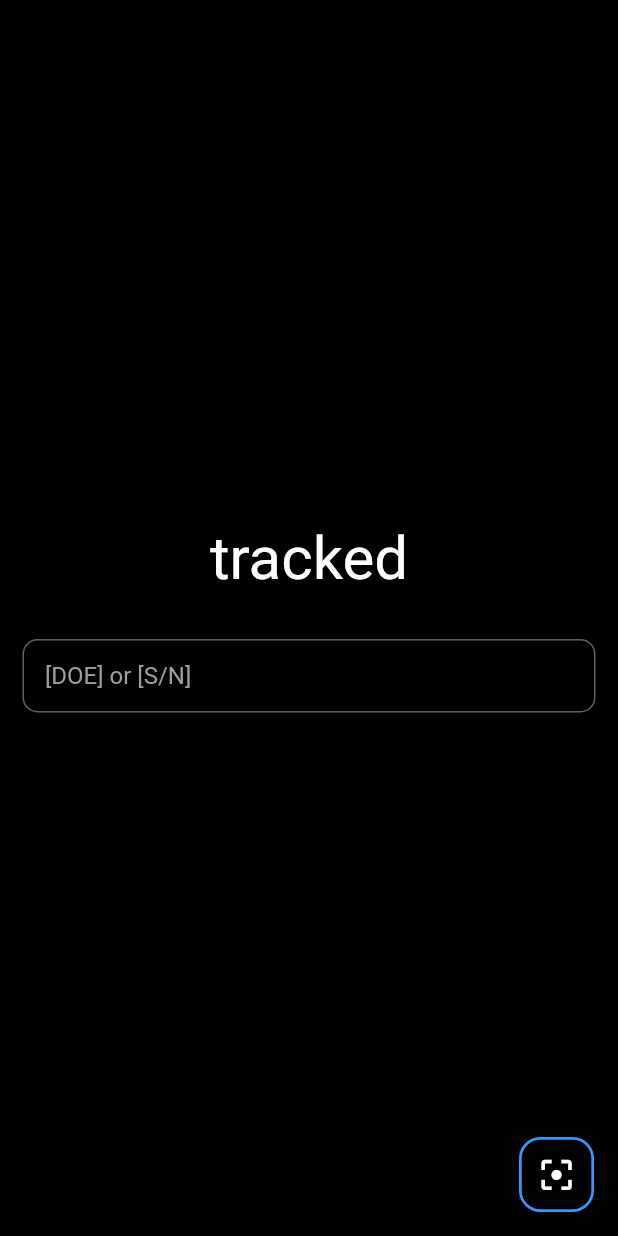
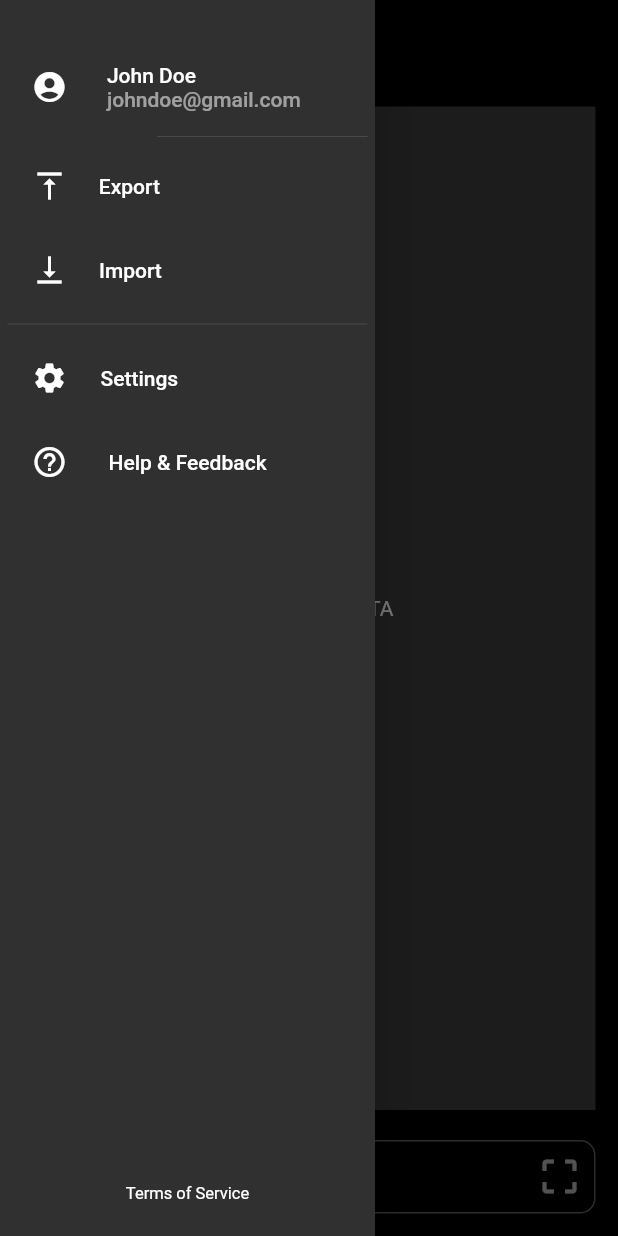
Before and after one commit to ajilk/tracked, a Flutter app: the Tracked screen opened by its route, with the side drawer open (before the commit the screen has no drawer), on a phone screen of 412 x 824 dp. Run offline on Flutter 3.47's test engine with Material 2 defaults, Android fonts, the phone set to English and light mode, and no system bars; our stand-ins replace firebase_auth; accounts and stored records are empty; Roboto replaces fonts that are missing (Montserrat).

Commit message:
redesigned UI with left drawer, appBar and extra navigation

```diff
--- a/lib/SigninPage.dart
+++ b/lib/SigninPage.dart
@@ -25,7 +25,7 @@ class SigninPageState extends State<SigninPage> {
       print("Email: $_email");
       print("Password: $_password");
       //Signin to firebase
-      FirebaseAuth.instance.signInWithEmailAndPassword(email: _email, password: _password);
+      // FirebaseAuth.instance.signInWithEmailAndPassword(email: _email, password: _password);
       Navigator.pushReplacementNamed(context, Tracked.routeName);
     }
   }
@@ -53,7 +53,6 @@ class SigninPageState extends State<SigninPage> {
     );
 
     final passwordField = TextFormField(
-
       obscureText: true,
       validator: (input) =>
           input.length < 6 ? "Password must be more than 6 characters" : null,
--- a/lib/Tracked.dart
+++ b/lib/Tracked.dart
@@ -1,4 +1,5 @@
 import 'package:flutter/material.dart';
+import 'package:flutter/gestures.dart';
 import 'AssetPage.dart';
 
 class Tracked extends StatefulWidget {
@@ -10,26 +11,11 @@ class Tracked extends StatefulWidget {
 class TrackedState extends State<Tracked> with TickerProviderStateMixin {
   TextStyle style = TextStyle(fontFamily: 'Montserrat', fontSize: 20.0);
 
-  AnimationController _controller;
-
-  static const List<IconData> icons = const [
-    Icons.home,
-    Icons.vertical_align_bottom,
-    Icons.vertical_align_top
-  ];
-
   @override
-  void initState() {
-    _controller = new AnimationController(
-      vsync: this,
-      duration: const Duration(milliseconds: 500),
-    );
-  }
+  void initState() {super.initState();}
 
   @override
   Widget build(BuildContext context) {
-    final logo = Text('tracked', style: style.copyWith(fontSize: 40));
-
     final searchField = TextField(
       // style: style,
       onSubmitted: (input) {
@@ -43,86 +29,133 @@ class TrackedState extends State<Tracked> with TickerProviderStateMixin {
           borderRadius: BorderRadius.circular(10.0),
           borderSide: BorderSide(color: Theme.of(context).primaryColor),
         ),
+        suffixIcon: IconButton(
+          // icon: Icon(Icons.center_focus_weak, size: 30.0),
+          icon: Icon(
+            Icons.crop_free,
+            size: 30.0,
+          ),
+          // icon: Icon(Icons.filter_center_focus, size: 30.0),
+          onPressed: () => print('tapped [scan]'),
+        ),
+      ),
+    );
+
+    final drawer = Padding(
+      padding: EdgeInsets.fromLTRB(5.0, 30.0, 5.0, 0.0),
+      child: Column(
+        mainAxisAlignment: MainAxisAlignment.spaceBetween,
+        crossAxisAlignment: CrossAxisAlignment.start,
+        children: <Widget>[
+          Column(
+            crossAxisAlignment: CrossAxisAlignment.start,
+            // children: <Widget>[Text('add'), Text('remove')],
+            children: [
+              ListTile(
+                title: Align(
+                  alignment: Alignment(-1.5, 0),
+                  child: Column(
+                    crossAxisAlignment: CrossAxisAlignment.start,
+                    mainAxisSize: MainAxisSize.min,
+                    children: [
+                      Text('John Doe'),
+                      Text(
+                        'johndoe@gmail.com',
+                        style: TextStyle(color: Colors.white54),
+                      ),
+                    ],
+                  ),
+                ),
+                leading: Icon(Icons.account_circle),
+                onTap: () => print('tapped [export]'),
+              ),
+              Divider(height: 10.0, indent: 100.0),
+              ListTile(
+                title: Align(
+                  child: Text('Export'),
+                  alignment: Alignment(-1.2, 0),
+                ),
+                leading: Icon(Icons.vertical_align_top),
+                onTap: () => print('tapped [export]'),
+              ),
+              ListTile(
+                title: Align(
+                  child: Text('Import'),
+                  alignment: Alignment(-1.2, 0),
+                ),
+                leading: Icon(Icons.vertical_align_bottom),
+                onTap: () => print('tapped [import]'),
+              ),
+              Divider(),
+              ListTile(
+                title: Align(
+                  child: Text('Settings'),
+                  alignment: Alignment(-1.2, 0),
+                ),
+                leading: Icon(Icons.settings),
+                onTap: () => print('tapped [settings]'),
+              ),
+              ListTile(
+                title: Align(
+                  child: Text('Help & Feedback'),
+                  alignment: Alignment(-1.2, 0),
+                ),
+                leading: Icon(Icons.help_outline),
+                onTap: () => print('tapped [help]'),
+              ),
+            ],
+          ),
+          ListTile(
+            title: Center(
+              child: RichText(
+                text: TextSpan(
+                    text: 'Terms of Service',
+                    style: TextStyle(fontSize: 11.0),
+                    recognizer: TapGestureRecognizer()
+                      ..onTap = () => print('tapped [TOS]')),
+              ),
+            ),
+          ),
+        ],
+      ),
+    );
+
+    final data = Expanded(
+      child: Container(
+        margin: EdgeInsets.only(bottom: 20.0),
+        color: Colors.white24,
+        child: Center(
+          child: Text('INVENTORY DATA'),
+        ),
       ),
     );
 
     return Scaffold(
       backgroundColor: Theme.of(context).backgroundColor,
-      floatingActionButtonLocation: FloatingActionButtonLocation.endFloat,
-      floatingActionButton: new Row(
-        mainAxisSize: MainAxisSize.min,
-        mainAxisAlignment: MainAxisAlignment.spaceAround,
-        children: new List.generate(icons.length, (int index) {
-          Widget child = new Container(
-            // decoration: BoxDecoration(border: Border.all(color: Colors.blue)),
-            height: 40.0,
-            alignment: FractionalOffset.center,
-            child: new ScaleTransition(
-              scale: new CurvedAnimation(
-                parent: _controller,
-                // 0.0 -> 0.5 = duration
-                curve: new Interval(0.0, 0.5 - index / icons.length / 2.0,
-                    curve: Curves.easeOut),
-              ),
-              child: new FloatingActionButton(
-                heroTag: null,
-                backgroundColor: Theme.of(context).backgroundColor,
-                mini: true,
-                child: new Icon(
-                  icons[index],
-                  size: 40.0,
-                ),
-                onPressed: () {},
-              ),
-            ),
-          );
-          return child;
-        }).toList()
-          ..add(
-            new Container(
-              height: 50.0,
-              child: GestureDetector(
-                onLongPress: () {
-                  if (_controller.isDismissed) {
-                    _controller.forward();
-                  } else {
-                    _controller.reverse();
-                  }
-                },
-                child: FittedBox(
-                  child: FloatingActionButton(
-                    backgroundColor: Theme.of(context).backgroundColor,
-                    shape: RoundedRectangleBorder(
-                      side: BorderSide(
-                          width: 2.0, color: Theme.of(context).accentColor),
-                      borderRadius: BorderRadius.all(
-                        Radius.circular(16.0),
-                      ),
-                    ),
-                    elevation: 4.0,
-                    child: Icon(Icons.filter_center_focus, size: 30.0),
-                    // Icon(Icons.center_focus_weak, size: 30.0),
-                    // Icon(Icons.crop_free, size: 30.0, ),
-                    onPressed: () => print('long pressed [SCAN]'),
+      appBar: AppBar(
+        title: Text('tracked'),
+        elevation: 0.0,
+        backgroundColor: Colors.transparent,
+        leading: Builder(
+          builder: (context) => IconButton(
+                icon: new Icon(Icons.dehaze, color: Colors.blue),
+                onPressed: () => Scaffold.of(context).openDrawer(),
               ),
         ),
       ),
+      drawer: SizedBox(
+        width: 250.0,
+        child: Drawer(child: drawer),
       ),
-          ),
-      ),
-      body: Center(
-        child: Container(
+      body: Container(
         child: Padding(
-            padding: EdgeInsets.symmetric(horizontal: 15.0),
+          padding: EdgeInsets.all(15.0),
           child: Column(
-              crossAxisAlignment: CrossAxisAlignment.center,
-              mainAxisAlignment: MainAxisAlignment.center,
+            mainAxisAlignment: MainAxisAlignment.end,
             children: <Widget>[
-                logo,
-                SizedBox(height: 30.0),
+              data,
               searchField,
             ],
-            ),
           ),
         ),
       ),
```
Also changed, not shown: lib/AssetPage.dart (+21 -18 lines), lib/main.dart (+26 -1 lines), 1 other file. Lines whose indentation alone changed are shown as unchanged.
